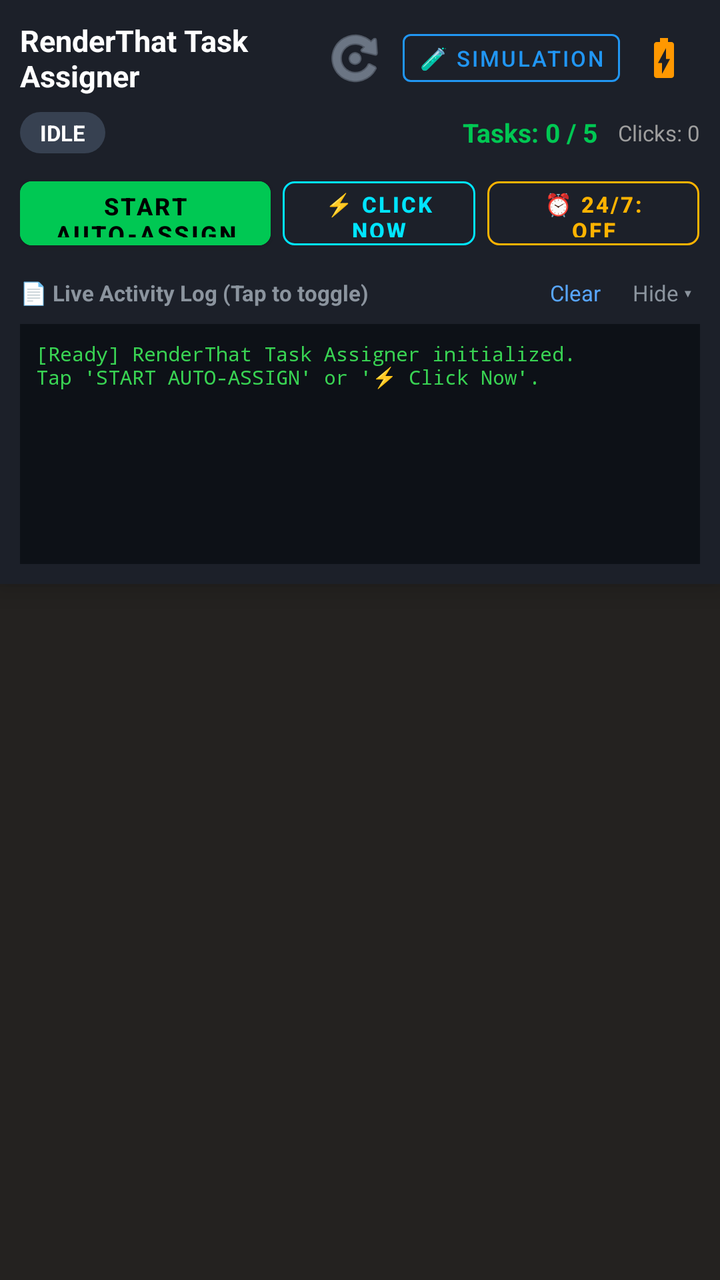
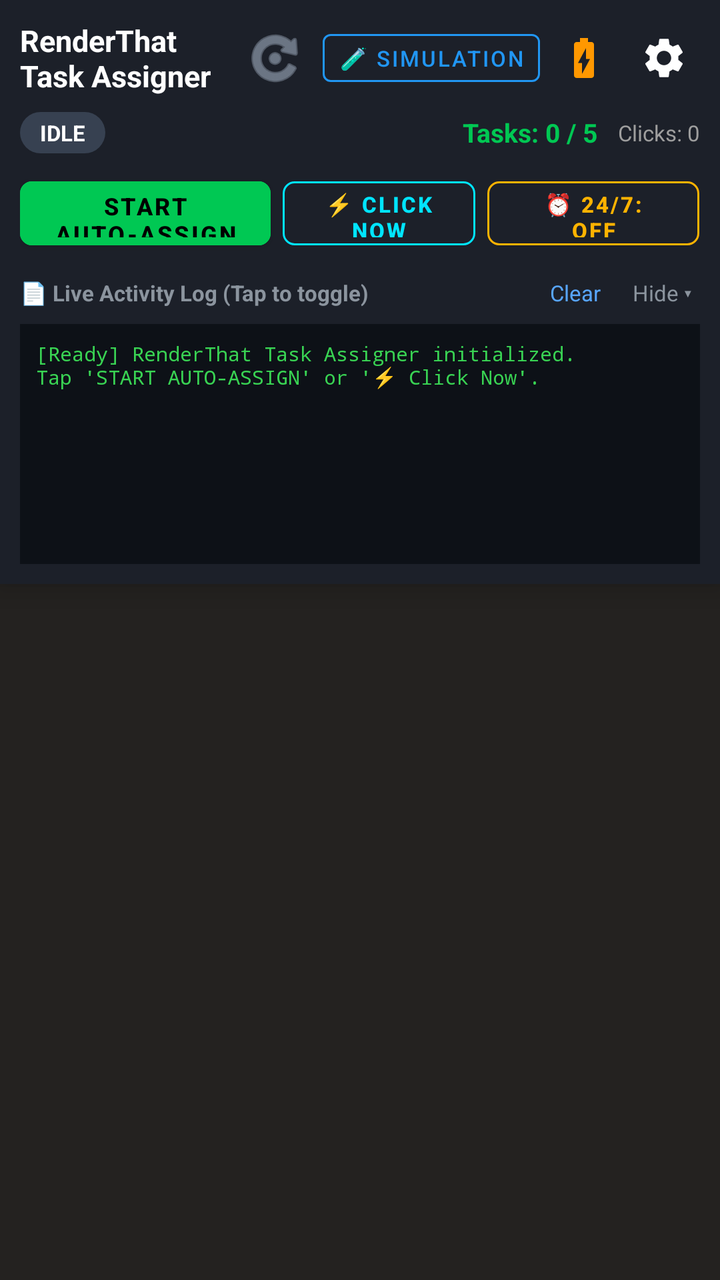

An Android layout rendered at two revisions. The XML below is the earlier revision; the diff shows what the commit changed to produce the second picture.
<!-- AndroidManifest.xml: application theme Theme.RenderThatTaskAssigner -->
<!-- res/layout/activity_main.xml -->
<?xml version="1.0" encoding="utf-8"?>
<LinearLayout xmlns:android="http://schemas.android.com/apk/res/android"
    xmlns:app="http://schemas.android.com/apk/res-auto"
    android:layout_width="match_parent"
    android:layout_height="match_parent"
    android:orientation="vertical"
    android:background="@color/background">

    
    <androidx.cardview.widget.CardView
        android:layout_width="match_parent"
        android:layout_height="wrap_content"
        app:cardBackgroundColor="@color/surface"
        app:cardElevation="8dp"
        app:cardCornerRadius="0dp">

        <LinearLayout
            android:layout_width="match_parent"
            android:layout_height="wrap_content"
            android:orientation="vertical"
            android:padding="10dp">

            
            <LinearLayout
                android:layout_width="match_parent"
                android:layout_height="wrap_content"
                android:orientation="horizontal"
                android:gravity="center_vertical">

                <TextView
                    android:id="@+id/tv_app_title"
                    android:layout_width="0dp"
                    android:layout_height="wrap_content"
                    android:layout_weight="1"
                    android:text="@string/app_name"
                    android:textColor="@color/on_primary"
                    android:textSize="15sp"
                    android:textStyle="bold" />

                
                <ImageButton
                    android:id="@+id/btn_reload_web"
                    android:layout_width="36dp"
                    android:layout_height="36dp"
                    android:background="?attr/selectableItemBackgroundBorderless"
                    android:src="@android:drawable/ic_menu_rotate"
                    app:tint="#A0AEC0"
                    android:contentDescription="Reload Page" />

                
                <com.google.android.material.button.MaterialButton
                    android:id="@+id/btn_toggle_mode"
                    style="@style/Widget.MaterialComponents.Button.OutlinedButton"
                    android:layout_width="wrap_content"
                    android:layout_height="36dp"
                    android:layout_marginStart="6dp"
                    android:text="@string/mode_sim"
                    android:textColor="@color/accent_blue"
                    app:strokeColor="@color/accent_blue"
                    android:textSize="11sp"
                    android:paddingStart="8dp"
                    android:paddingEnd="8dp" />

                
                <ImageButton
                    android:id="@+id/btn_battery_opt"
                    android:layout_width="36dp"
                    android:layout_height="36dp"
                    android:layout_marginStart="4dp"
                    android:background="?attr/selectableItemBackgroundBorderless"
                    android:src="@drawable/ic_battery_bolt"
                    app:tint="@color/accent_orange"
                    android:contentDescription="Battery Optimization" />

            </LinearLayout>

            
            <LinearLayout
                android:layout_width="match_parent"
                android:layout_height="wrap_content"
                android:orientation="horizontal"
                android:layout_marginTop="8dp"
                android:gravity="center_vertical">

                
                <TextView
                    android:id="@+id/tv_status_badge"
                    android:layout_width="wrap_content"
                    android:layout_height="wrap_content"
                    android:background="@drawable/badge_status_bg"
                    android:paddingStart="10dp"
                    android:paddingEnd="10dp"
                    android:paddingTop="3dp"
                    android:paddingBottom="3dp"
                    android:text="@string/status_idle"
                    android:textColor="#FFFFFF"
                    android:textSize="11sp"
                    android:textStyle="bold" />

                <View
                    android:layout_width="0dp"
                    android:layout_height="1dp"
                    android:layout_weight="1" />

                
                <TextView
                    android:id="@+id/tv_tasks_count"
                    android:layout_width="wrap_content"
                    android:layout_height="wrap_content"
                    android:text="Tasks: 0 / 5"
                    android:textColor="@color/secondary"
                    android:textSize="13sp"
                    android:textStyle="bold" />

                <TextView
                    android:id="@+id/tv_clicks_count"
                    android:layout_width="wrap_content"
                    android:layout_height="wrap_content"
                    android:layout_marginStart="10dp"
                    android:text="Clicks: 0"
                    android:textColor="#9E9E9E"
                    android:textSize="11sp" />

            </LinearLayout>

            
            <LinearLayout
                android:layout_width="match_parent"
                android:layout_height="wrap_content"
                android:orientation="horizontal"
                android:layout_marginTop="8dp"
                android:gravity="center_vertical">

                
                <com.google.android.material.button.MaterialButton
                    android:id="@+id/btn_start_pause"
                    android:layout_width="0dp"
                    android:layout_height="44dp"
                    android:layout_weight="1.3"
                    android:text="@string/btn_start"
                    android:backgroundTint="@color/secondary"
                    android:textColor="#000000"
                    android:textSize="12sp"
                    android:textStyle="bold"
                    app:cornerRadius="6dp" />

                
                <com.google.android.material.button.MaterialButton
                    android:id="@+id/btn_manual_click"
                    style="@style/Widget.MaterialComponents.Button.OutlinedButton"
                    android:layout_width="0dp"
                    android:layout_height="44dp"
                    android:layout_weight="1"
                    android:layout_marginStart="6dp"
                    android:text="⚡ Click Now"
                    android:textColor="#00E5FF"
                    app:strokeColor="#00E5FF"
                    android:textSize="11sp"
                    android:textStyle="bold"
                    app:cornerRadius="6dp" />

                
                <com.google.android.material.button.MaterialButton
                    android:id="@+id/btn_override_hours"
                    style="@style/Widget.MaterialComponents.Button.OutlinedButton"
                    android:layout_width="0dp"
                    android:layout_height="44dp"
                    android:layout_weight="1.1"
                    android:layout_marginStart="6dp"
                    android:text="⏰ 24/7: OFF"
                    android:textColor="#FFB300"
                    app:strokeColor="#FFB300"
                    android:textSize="11sp"
                    android:textStyle="bold"
                    app:cornerRadius="6dp" />

            </LinearLayout>

            
            <LinearLayout
                android:layout_width="match_parent"
                android:layout_height="wrap_content"
                android:orientation="horizontal"
                android:layout_marginTop="6dp"
                android:gravity="center_vertical">

                <TextView
                    android:id="@+id/tv_log_header"
                    android:layout_width="0dp"
                    android:layout_height="wrap_content"
                    android:layout_weight="1"
                    android:text="📄 Live Activity Log (Tap to toggle)"
                    android:textColor="#8B949E"
                    android:textSize="11sp"
                    android:textStyle="bold" />

                <TextView
                    android:id="@+id/btn_clear_log"
                    android:layout_width="wrap_content"
                    android:layout_height="wrap_content"
                    android:padding="4dp"
                    android:text="Clear"
                    android:textColor="#58A6FF"
                    android:textSize="11sp" />

                <TextView
                    android:id="@+id/btn_toggle_log"
                    android:layout_width="wrap_content"
                    android:layout_height="wrap_content"
                    android:layout_marginStart="8dp"
                    android:padding="4dp"
                    android:text="Hide ▾"
                    android:textColor="#8B949E"
                    android:textSize="11sp" />

            </LinearLayout>

            
            <ScrollView
                android:id="@+id/scroll_log_console"
                android:layout_width="match_parent"
                android:layout_height="120dp"
                android:layout_marginTop="4dp"
                android:background="#0D1117"
                android:padding="8dp">

                <TextView
                    android:id="@+id/tv_live_log_text"
                    android:layout_width="match_parent"
                    android:layout_height="wrap_content"
                    android:textColor="#39D353"
                    android:fontFamily="monospace"
                    android:textSize="10sp"
                    android:text="[Ready] RenderThat Task Assigner initialized.\nTap 'START AUTO-ASSIGN' or '⚡ Click Now'." />

            </ScrollView>

        </LinearLayout>

    </androidx.cardview.widget.CardView>

    
    <FrameLayout
        android:id="@+id/webview_container"
        android:layout_width="match_parent"
        android:layout_height="0dp"
        android:layout_weight="1"
        android:background="#242220" />

</LinearLayout>
<!-- resources referenced by this layout -->
<resources>
  <color name="accent_blue">#2196F3</color>
  <color name="accent_orange">#FF9800</color>
  <color name="background">#12141A</color>
  <color name="on_primary">#FFFFFF</color>
  <color name="secondary">#00C853</color>
  <color name="surface">#1C2029</color>
  <!-- drawable badge_status_bg (drawable) -->
  <?xml version="1.0" encoding="utf-8"?>
  <shape xmlns:android="http://schemas.android.com/apk/res/android"
      android:shape="rectangle">
      <corners android:radius="20dp" />
      <solid android:color="@color/badge_idle" />
  </shape>
  <!-- drawable ic_battery_bolt (drawable) -->
  <vector xmlns:android="http://schemas.android.com/apk/res/android"
      android:width="24dp"
      android:height="24dp"
      android:viewportWidth="24"
      android:viewportHeight="24">
      <path
          android:fillColor="#FFFFFFFF"
          android:pathData="M15.67,4H14V2h-4v2H8.33C7.6,4 7,4.6 7,5.33v15.33C7,21.4 7.6,22 8.33,22h7.33c0.74,0 1.34,-0.6 1.34,-1.33V5.33C17,4.6 16.4,4 15.67,4zM11,20v-5.5H9L13,7v5.5h2L11,20z"/>
  </vector>
  <string name="app_name">RenderThat Task Assigner</string>
  <string name="btn_start">START AUTO-ASSIGN</string>
  <string name="mode_sim">🧪 SIMULATION</string>
  <string name="status_idle">IDLE</string>
  <style name="Theme.RenderThatTaskAssigner" parent="Theme.MaterialComponents.DayNight.NoActionBar">
          <item name="colorPrimary">@color/primary</item>
          <item name="colorPrimaryVariant">@color/primary_variant</item>
          <item name="colorOnPrimary">@color/on_primary</item>
          <item name="colorSecondary">@color/secondary</item>
          <item name="colorSecondaryVariant">@color/secondary_variant</item>
          <item name="colorOnSecondary">@color/on_secondary</item>
          <item name="android:statusBarColor">@color/primary_variant</item>
          <item name="android:windowBackground">@color/background</item>
      </style>
  <color name="badge_idle">#374151</color>
  <color name="primary">#1E222B</color>
  <color name="primary_variant">#14171E</color>
  <color name="secondary_variant">#009624</color>
  <color name="on_secondary">#FFFFFF</color>
</resources>

<!-- the commit's change to res/layout/activity_main.xml (unified diff, before → after) -->
@@ -71,6 +71,17 @@
                     android:src="@drawable/ic_battery_bolt"
                     app:tint="@color/accent_orange"
                     android:contentDescription="Battery Optimization" />
+
+                
+                <ImageButton
+                    android:id="@+id/btn_settings"
+                    android:layout_width="36dp"
+                    android:layout_height="36dp"
+                    android:layout_marginStart="4dp"
+                    android:background="?attr/selectableItemBackgroundBorderless"
+                    android:src="@drawable/ic_settings"
+                    app:tint="@color/on_primary"
+                    android:contentDescription="Settings" />
 
             </LinearLayout>
 
<!-- resource entries referenced after the edit -->
@@ -23,6 +23,17 @@
           android:fillColor="#FFFFFFFF"
           android:pathData="M15.67,4H14V2h-4v2H8.33C7.6,4 7,4.6 7,5.33v15.33C7,21.4 7.6,22 8.33,22h7.33c0.74,0 1.34,-0.6 1.34,-1.33V5.33C17,4.6 16.4,4 15.67,4zM11,20v-5.5H9L13,7v5.5h2L11,20z"/>
   </vector>
+  <!-- drawable ic_settings (drawable) -->
+  <vector xmlns:android="http://schemas.android.com/apk/res/android"
+      android:width="24dp"
+      android:height="24dp"
+      android:viewportWidth="24"
+      android:viewportHeight="24"
+      android:tint="?attr/colorControlNormal">
+    <path
+        android:fillColor="@android:color/white"
+        android:pathData="M19.14,12.94c0.04,-0.3 0.06,-0.61 0.06,-0.94c0,-0.32 -0.02,-0.64 -0.07,-0.94l2.03,-1.58c0.18,-0.14 0.23,-0.41 0.12,-0.61l-1.92,-3.32c-0.12,-0.22 -0.37,-0.29 -0.59,-0.22l-2.39,0.96c-0.5,-0.38 -1.03,-0.7 -1.62,-0.94l-0.36,-2.54c-0.04,-0.24 -0.24,-0.41 -0.48,-0.41h-3.84c-0.24,0 -0.43,0.17 -0.47,0.41L9.25,5.35C8.66,5.59 8.12,5.92 7.63,6.29L5.24,5.33c-0.22,-0.08 -0.47,0 -0.59,0.22L2.74,8.87c-0.12,0.21 -0.08,0.47 0.12,0.61l2.03,1.58c-0.05,0.3 -0.09,0.63 -0.09,0.94s0.02,0.64 0.07,0.94l-2.03,1.58c-0.18,0.14 -0.23,0.41 -0.12,0.61l1.92,3.32c0.12,0.22 0.37,0.29 0.59,0.22l2.39,-0.96c0.5,0.38 1.03,0.7 1.62,0.94l0.36,2.54c0.05,0.24 0.24,0.41 0.48,0.41h3.84c0.24,0 0.44,-0.17 0.47,-0.41l0.36,-2.54c0.59,-0.24 1.13,-0.56 1.62,-0.94l2.39,0.96c0.22,0.08 0.47,0 0.59,-0.22l1.92,-3.32c0.12,-0.22 0.07,-0.47 -0.12,-0.61L19.14,12.94zM12,15.6c-1.98,0 -3.6,-1.62 -3.6,-3.6s1.62,-3.6 3.6,-3.6s3.6,1.62 3.6,3.6S13.98,15.6 12,15.6z"/>
+  </vector>
   <string name="app_name">RenderThat Task Assigner</string>
   <string name="btn_start">START AUTO-ASSIGN</string>
   <string name="mode_sim">🧪 SIMULATION</string>
